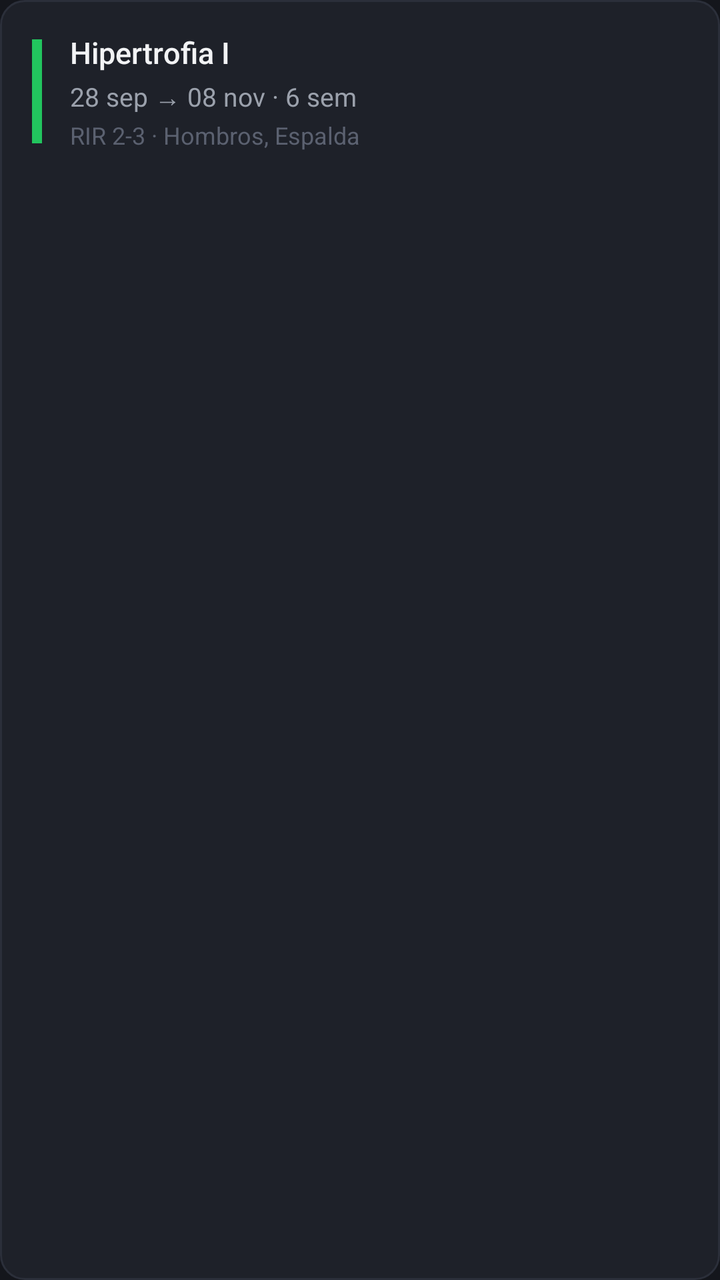
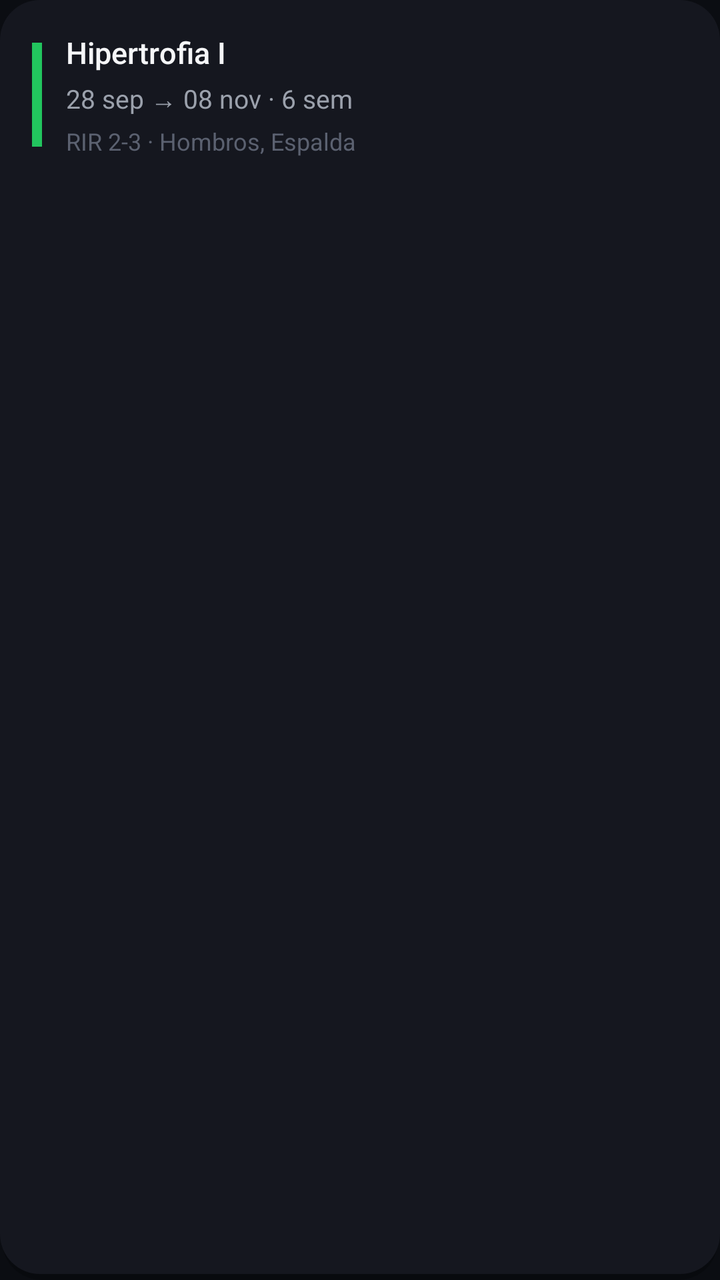

The first picture is an Android layout as it rendered before a commit; the second is the same layout after the commit. The layout source and the unified diff follow.
<!-- AndroidManifest.xml: application theme Theme.FitBase -->
<!-- res/layout/item_fase.xml -->
<?xml version="1.0" encoding="utf-8"?>

<LinearLayout xmlns:android="http://schemas.android.com/apk/res/android"
    android:id="@+id/cardFase"
    android:layout_width="match_parent"
    android:layout_height="wrap_content"
    android:orientation="vertical"
    android:layout_marginBottom="8dp"
    android:background="@drawable/bg_card_flat">

    <LinearLayout
        android:layout_width="match_parent"
        android:layout_height="wrap_content"
        android:orientation="horizontal"
        android:padding="16dp"
        android:gravity="center_vertical">

        
        <View
            android:id="@+id/indicadorColor"
            android:layout_width="5dp"
            android:layout_height="52dp"
            android:background="@color/colorSuccess"
            android:layout_marginEnd="14dp" />

        
        <LinearLayout
            android:layout_width="0dp"
            android:layout_height="wrap_content"
            android:layout_weight="1"
            android:orientation="vertical">

            <TextView
                android:id="@+id/tvFaseNombre"
                android:layout_width="match_parent"
                android:layout_height="wrap_content"
                android:text="Hipertrofia I"
                android:textColor="@color/colorTextPrimary"
                android:textSize="15sp"
                android:fontFamily="sans-serif-medium" />

            <TextView
                android:id="@+id/tvFaseFechas"
                android:layout_width="match_parent"
                android:layout_height="wrap_content"
                android:text="28 sep → 08 nov · 6 sem"
                android:textColor="@color/colorTextSecondary"
                android:textSize="13sp"
                android:layout_marginTop="3dp" />

            <TextView
                android:id="@+id/tvFaseRir"
                android:layout_width="match_parent"
                android:layout_height="wrap_content"
                android:text="RIR 2-3 · Hombros, Espalda"
                android:textColor="@color/colorTextTertiary"
                android:textSize="12sp"
                android:layout_marginTop="2dp" />
        </LinearLayout>

        
        <TextView
            android:id="@+id/badgeActual"
            android:layout_width="wrap_content"
            android:layout_height="wrap_content"
            android:text="ACTUAL"
            android:textColor="@color/colorAccentPrimary"
            android:textSize="10sp"
            android:fontFamily="sans-serif-bold"
            android:background="@drawable/bg_badge_actual"
            android:paddingHorizontal="10dp"
            android:paddingVertical="4dp"
            android:visibility="gone" />
    </LinearLayout>
</LinearLayout>
<!-- resources referenced by this layout -->
<resources>
  <color name="colorAccentPrimary">#3B82F6</color>
  <color name="colorSuccess">#22C55E</color>
  <color name="colorTextPrimary">#F2F3F5</color>
  <color name="colorTextSecondary">#9BA1AC</color>
  <color name="colorTextTertiary">#5B6170</color>
  <!-- drawable bg_badge_actual (drawable) -->
  <?xml version="1.0" encoding="utf-8"?>
  
  <shape xmlns:android="http://schemas.android.com/apk/res/android"
      android:shape="rectangle">
      <corners android:radius="20dp" />
      <stroke android:width="1.5dp" android:color="@color/colorAccentPrimary" />
      <solid android:color="@android:color/transparent" />
  </shape>
  <!-- drawable bg_card_flat (drawable) -->
  <?xml version="1.0" encoding="utf-8"?>
  
  <shape xmlns:android="http://schemas.android.com/apk/res/android"
      android:shape="rectangle">
      <corners android:radius="@dimen/radius_card" />
      <stroke android:width="1dp" android:color="@color/colorSeparator" />
      <solid android:color="@color/colorSurface" />
  </shape>
  <style name="Theme.FitBase" parent="Theme.MaterialComponents.DayNight.NoActionBar">
          
          <item name="colorPrimary">@color/colorAccentPrimary</item>
          <item name="colorPrimaryVariant">@color/colorTextPrimary</item>
          <item name="colorOnPrimary">#FFFFFF</item>
  
          
          <item name="colorSecondary">@color/colorTextSecondary</item>
          <item name="colorOnSecondary">#FFFFFF</item>
  
          
          <item name="android:colorBackground">@color/colorBackground</item>
          <item name="android:windowBackground">@color/colorBackground</item>
          <item name="colorSurface">@color/colorSurface</item>
  
          
          <item name="android:statusBarColor">@color/colorBackground</item>
          <item name="android:navigationBarColor">@color/colorBackground</item>
          <item name="android:windowLightStatusBar">true</item>
  
          
          <item name="windowNoTitle">true</item>
          <item name="windowActionBar">false</item>
  
          
          <item name="android:fontFamily">sans-serif</item>
      </style>
  <dimen name="radius_card">12dp</dimen>
  <color name="colorSeparator">#2B2F3A</color>
  <color name="colorSurface">#1E2129</color>
  <color name="colorBackground">#14161C</color>
</resources>

<!-- the commit's change to res/layout/item_fase.xml (unified diff, before → after) -->
@@ -5,14 +5,14 @@
     android:layout_width="match_parent"
     android:layout_height="wrap_content"
     android:orientation="vertical"
-    android:layout_marginBottom="8dp"
+    android:layout_marginBottom="@dimen/space_sm"
     android:background="@drawable/bg_card_flat">
 
     <LinearLayout
         android:layout_width="match_parent"
         android:layout_height="wrap_content"
         android:orientation="horizontal"
-        android:padding="16dp"
+        android:padding="@dimen/card_padding"
         android:gravity="center_vertical">
 
         
@@ -21,7 +21,7 @@
             android:layout_width="5dp"
             android:layout_height="52dp"
             android:background="@color/colorSuccess"
-            android:layout_marginEnd="14dp" />
+            android:layout_marginEnd="@dimen/space_md" />
 
         
         <LinearLayout
@@ -46,7 +46,7 @@
                 android:text="28 sep → 08 nov · 6 sem"
                 android:textColor="@color/colorTextSecondary"
                 android:textSize="13sp"
-                android:layout_marginTop="3dp" />
+                android:layout_marginTop="@dimen/space_xxs" />
 
             <TextView
                 android:id="@+id/tvFaseRir"
@@ -55,7 +55,7 @@
                 android:text="RIR 2-3 · Hombros, Espalda"
                 android:textColor="@color/colorTextTertiary"
                 android:textSize="12sp"
-                android:layout_marginTop="2dp" />
+                android:layout_marginTop="@dimen/space_xxs" />
         </LinearLayout>
 
         
@@ -66,7 +66,8 @@
             android:text="ACTUAL"
             android:textColor="@color/colorAccentPrimary"
             android:textSize="10sp"
-            android:fontFamily="sans-serif-bold"
+            android:fontFamily="sans-serif-medium"
+            android:letterSpacing="0.04"
             android:background="@drawable/bg_badge_actual"
             android:paddingHorizontal="10dp"
             android:paddingVertical="4dp"
<!-- resource entries referenced after the edit -->
@@ -1,28 +1,37 @@
 <!-- resources referenced by this layout -->
 <resources>
-  <color name="colorAccentPrimary">#3B82F6</color>
+  <color name="colorAccentPrimary">#4F7CFF</color>
   <color name="colorSuccess">#22C55E</color>
-  <color name="colorTextPrimary">#F2F3F5</color>
+  <color name="colorTextPrimary">#F5F6F8</color>
   <color name="colorTextSecondary">#9BA1AC</color>
   <color name="colorTextTertiary">#5B6170</color>
+  <dimen name="card_padding">16dp</dimen>
+  <dimen name="space_md">12dp</dimen>
+  <dimen name="space_sm">8dp</dimen>
+  <dimen name="space_xxs">4dp</dimen>
   <!-- drawable bg_badge_actual (drawable) -->
   <?xml version="1.0" encoding="utf-8"?>
-  
   <shape xmlns:android="http://schemas.android.com/apk/res/android"
       android:shape="rectangle">
-      <corners android:radius="20dp" />
-      <stroke android:width="1.5dp" android:color="@color/colorAccentPrimary" />
-      <solid android:color="@android:color/transparent" />
+      <corners android:radius="@dimen/radius_pill" />
+      <solid android:color="@color/colorSurfaceElevated2" />
   </shape>
   <!-- drawable bg_card_flat (drawable) -->
   <?xml version="1.0" encoding="utf-8"?>
-  
-  <shape xmlns:android="http://schemas.android.com/apk/res/android"
-      android:shape="rectangle">
-      <corners android:radius="@dimen/radius_card" />
-      <stroke android:width="1dp" android:color="@color/colorSeparator" />
-      <solid android:color="@color/colorSurface" />
-  </shape>
+  <layer-list xmlns:android="http://schemas.android.com/apk/res/android">
+      <item android:top="3dp" android:left="1dp" android:right="1dp">
+          <shape android:shape="rectangle">
+              <corners android:radius="@dimen/radius_card" />
+              <solid android:color="@color/colorShadow" />
+          </shape>
+      </item>
+      <item android:bottom="3dp">
+          <shape android:shape="rectangle">
+              <corners android:radius="@dimen/radius_card" />
+              <solid android:color="@color/colorSurface" />
+          </shape>
+      </item>
+  </layer-list>
   <style name="Theme.FitBase" parent="Theme.MaterialComponents.DayNight.NoActionBar">
           
           <item name="colorPrimary">@color/colorAccentPrimary</item>
@@ -41,7 +50,8 @@
           
           <item name="android:statusBarColor">@color/colorBackground</item>
           <item name="android:navigationBarColor">@color/colorBackground</item>
-          <item name="android:windowLightStatusBar">true</item>
+          <item name="android:windowLightStatusBar">false</item>
+          <item name="android:windowLightNavigationBar" tools:targetApi="27">false</item>
   
           
           <item name="windowNoTitle">true</item>
@@ -50,9 +60,11 @@
           
           <item name="android:fontFamily">sans-serif</item>
       </style>
-  <dimen name="radius_card">12dp</dimen>
-  <color name="colorSeparator">#2B2F3A</color>
-  <color name="colorSurface">#1E2129</color>
-  <color name="colorBackground">#14161C</color>
+  <dimen name="radius_pill">100dp</dimen>
+  <color name="colorSurfaceElevated2">#262A36</color>
+  <dimen name="radius_card">20dp</dimen>
+  <color name="colorShadow">#40000000</color>
+  <color name="colorSurface">#15171F</color>
+  <color name="colorBackground">#0B0D12</color>
 </resources>
 
